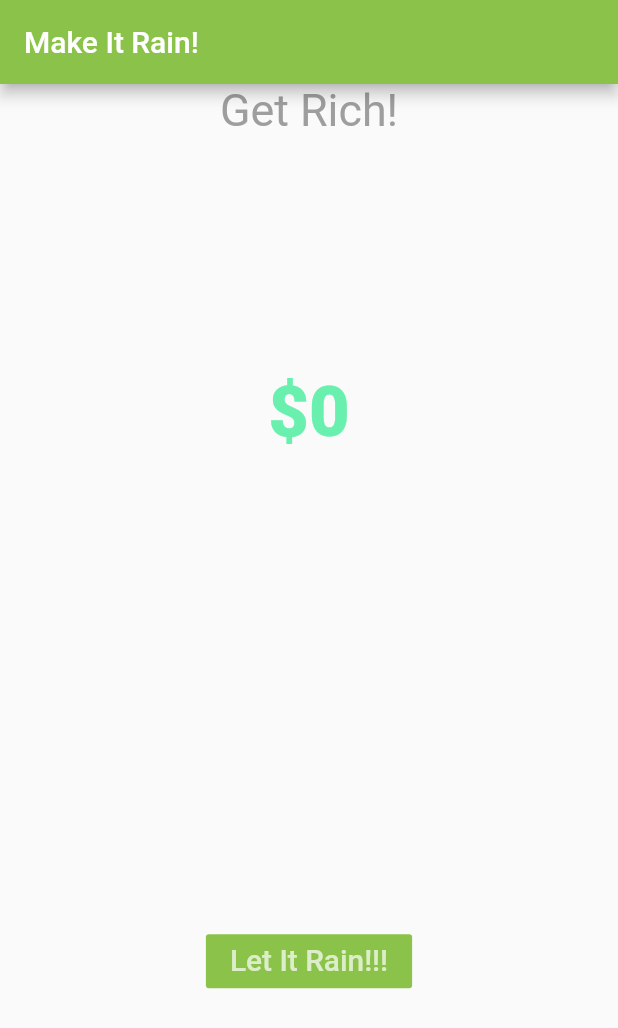
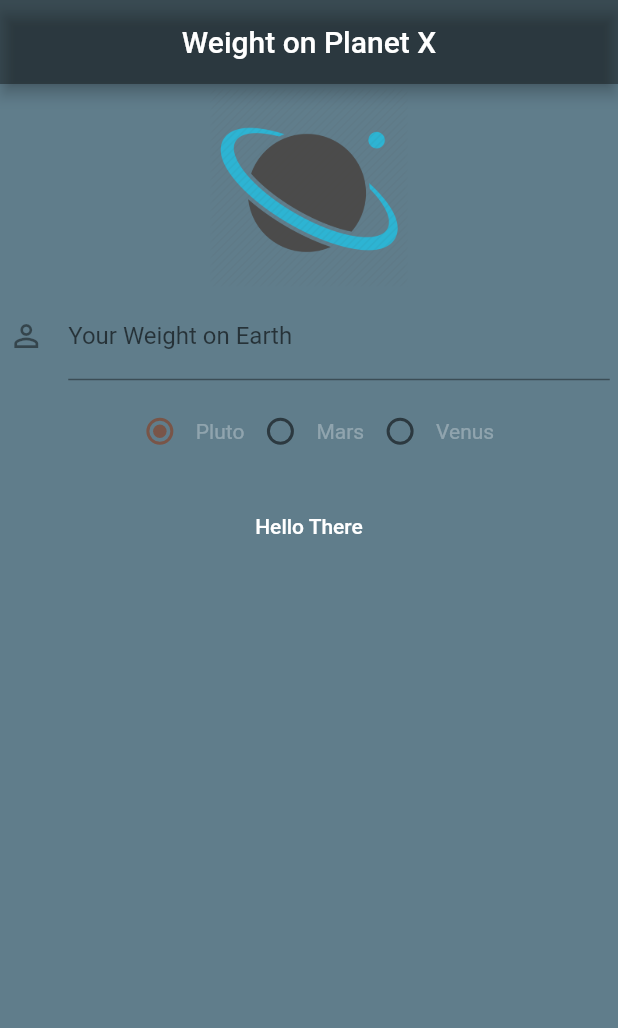
Before and after one commit to Dguarines/flutter_app, a Flutter app: the screen it shows after launch, on a phone screen of 412 x 824 dp. Shown: the top 1028 px of the screen. Run offline on Flutter 3.47's test engine with Material 2 defaults, Android fonts, the phone set to English and light mode, and no system bars.

Commit message:
Desenvolvimento inicial do app

```diff
--- a/lib/main.dart
+++ b/lib/main.dart
@@ -1,10 +1,10 @@
 import 'package:flutter/material.dart';
-import './ui/welcome_home.dart';
+import './ui/home.dart';
 
 void main() {
   runApp(
     new MaterialApp(
-      title: "Make it Rain!",
-      home: new MakeItRain(),
+      title: "Weight On Planet X",
+      home: new Home(),
   ));
 }
--- /dev/null
+++ b/lib/ui/home.dart
@@ -0,0 +1,94 @@
+import 'package:flutter/material.dart';
+
+class Home extends StatefulWidget {
+  @override
+  State<StatefulWidget> createState() {
+    return new HomeState();
+  }
+}
+
+class HomeState extends State<Home> {
+
+  int radioValue = 0;
+
+  void handleRadioValueChanged(int value){
+       setState( () {
+         radioValue = value;
+         print(radioValue);
+       });
+  }
+
+  @override
+  Widget build(BuildContext context) {
+    return new Scaffold(
+      appBar: new AppBar(
+        title: new Text("Weight on Planet X"),
+        centerTitle: true,
+        backgroundColor: Colors.black38,
+      ),
+
+      backgroundColor: Colors.blueGrey,
+      body: new Container(
+        alignment: Alignment.topCenter,
+        child: new ListView(
+          padding: const EdgeInsets.all(2.5),
+          children: <Widget>[
+            new Image.asset('images/planet.png',
+            height: 133.0,
+            width: 200.0,),
+            new Container(
+              margin: const EdgeInsets.all(3.0),
+              alignment: Alignment.center,
+              child: new Column(
+                children: <Widget>[
+                  new TextField(
+                    controller: null,
+                    keyboardType: TextInputType.number,
+                    decoration: new InputDecoration(
+                      labelText: 'Your Weight on Earth',
+                      hintText: 'In Pounds',
+                      icon: new Icon(Icons.person_outline)
+                    ),
+                  ),
+                  new Padding(padding: new EdgeInsets.all(5.0)),
+
+                  //three radio buttons
+                  new Row(
+                    mainAxisAlignment: MainAxisAlignment.center,
+                    children: <Widget>[
+                      //radio buttons
+                      new Radio<int>(
+                          activeColor: Colors.brown,
+                          value: 0, groupValue: radioValue, onChanged: handleRadioValueChanged,
+                      ),
+                      new Text("Pluto", style: new TextStyle(color: Colors.white30)),
+                      new Radio<int>(
+                          activeColor: Colors.red,
+                          value: 1, groupValue: radioValue, onChanged: handleRadioValueChanged
+                      ),
+                      new Text("Mars", style: new TextStyle(color: Colors.white30)),
+                      new Radio<int>(
+                          activeColor: Colors.orangeAccent,
+                          value: 2, groupValue: radioValue, onChanged: handleRadioValueChanged
+                      ),
+                      new Text("Venus", style: new TextStyle(color: Colors.white30)),
+                    ],
+                  ),
+
+                  new Padding(padding: new EdgeInsets.all(15.6)),
+                  new Text(
+                    "Hello There",
+                    style: new TextStyle(
+                      color: Colors.white,
+                      fontWeight: FontWeight.w500
+                    ),
+                  )
+                ],
+              ),
+            ),
+          ],
+        ),
+      ),
+    );
+  }
+}
--- a/lib/ui/welcome_home.dart
+++ /dev/null
@@ -1,73 +0,0 @@
-import 'package:flutter/material.dart';
-
-class MakeItRain extends StatefulWidget {
-
-  @override
-  State<StatefulWidget> createState() {
-    return new MakeItRainState();
-  }
-}
-
-class MakeItRainState extends State<MakeItRain> {
-
-  int _moneyCounter = 0;
-
-  void _rainMoney() {
-    setState(() {
-      _moneyCounter = _moneyCounter + 100;
-    });
-  }
-
-  @override
-  Widget build(BuildContext context) {
-    return new Scaffold(
-      appBar: new AppBar(
-        title: new Text("Make It Rain!"),
-        backgroundColor: Colors.lightGreen,
-      ),
-      body: new Container(
-        child: new Column(
-          children: <Widget>[
-            new Center(
-              child: new Text(
-                "Get Rich!",
-                style: new TextStyle(
-                    color: Colors.grey,
-                    fontWeight: FontWeight.w400,
-                    fontSize: 29.9
-                ),
-              ),
-            ),
-            new Expanded(
-                child: new Center(
-                  child: new Text(
-                      "\$$_moneyCounter",
-                      style: new TextStyle(
-                        color: Colors.greenAccent,
-                        fontSize: 46.9,
-                        fontWeight: FontWeight.w800
-                      ),
-                  ),
-                )
-            ),
-            new Expanded(
-                child: new Center(
-                  child: new FlatButton(
-                      color: Colors.lightGreen,
-                      textColor: Colors.white70,
-                      onPressed: _rainMoney,
-                      child: new Text(
-                          "Let It Rain!!!",
-                          style: new TextStyle(
-                            fontSize: 19.9,
-                          ),
-                      )
-                  ),
-                )
-            )
-          ],
-        ),
-      ),
-    );
-  }
-}
--- a/pubspec.yaml
+++ b/pubspec.yaml
@@ -30,6 +30,9 @@ flutter:
   #  - images/a_dot_burr.jpeg
   #  - images/a_dot_ham.jpeg
 
+  assets:
+    - images/planet.png
+
   # An image asset can refer to one or more resolution-specific "variants", see
   # https://flutter.io/assets-and-images/#resolution-aware.
 
```
Also changed, not shown: images/planet.png (added).
